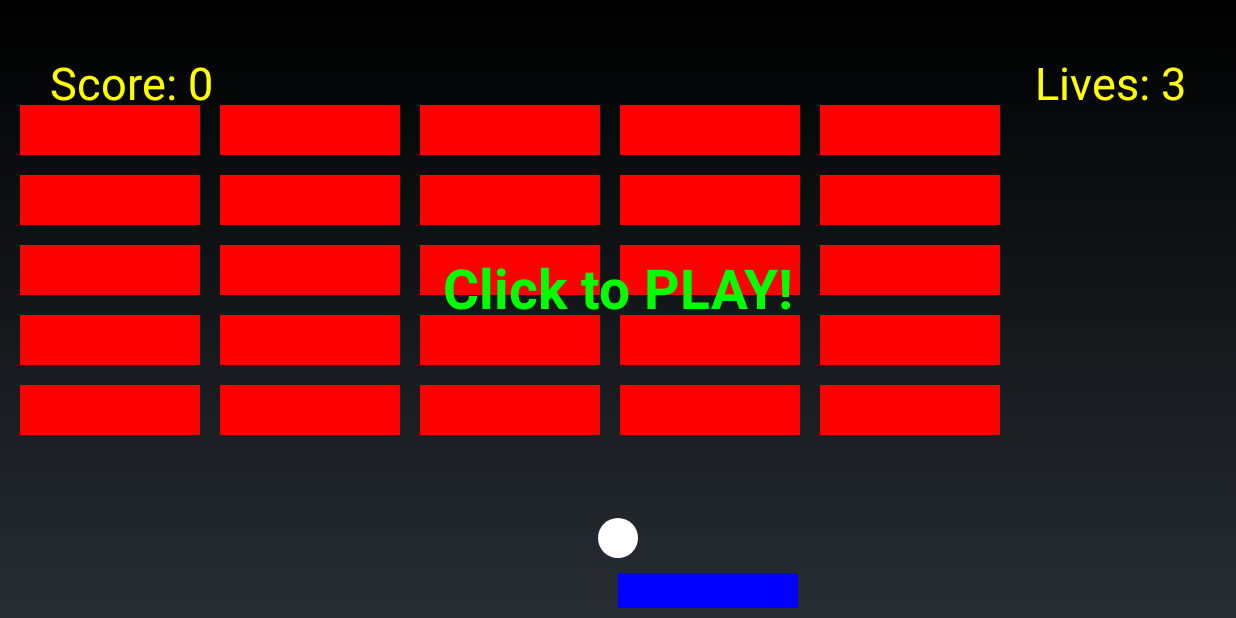
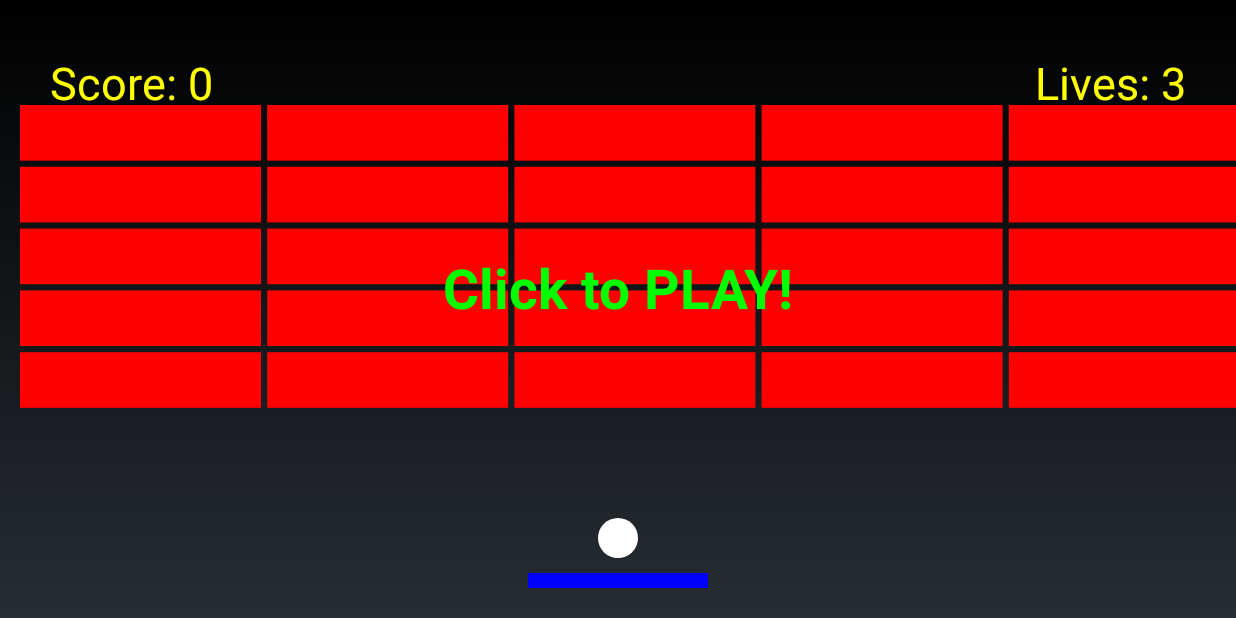
Before and after one commit to AlonSchwartz/Arkanoid, an Android app: the screen it shows after launch (MainActivity), on a phone screen of 824 x 412 dp (held sideways). Run offline under Robolectric (Android 15) with nearby library versions, the light colour scheme and no system bars.

Commit message:
brick size

```diff
--- a/app/src/main/java/com/elchananalon/arkanoid/GameView.java
+++ b/app/src/main/java/com/elchananalon/arkanoid/GameView.java
@@ -36,8 +36,12 @@ public class GameView extends View {
         countScore = 0;
 
         initCanvas();
+        float padding = canvasWidth*((float) 5/1000);// 0.5% of screen width
+        float col = BrickCollection.getCOLS();
+        float row = BrickCollection.getROWS();
         // init brick collection
-        bricks = new BrickCollection(180,50,20,105, 20, Color.RED);
+        bricks = new BrickCollection((canvasWidth/col)-padding, ((canvasHeight/(float)2)/row) - padding,20,105, padding, Color.RED);
+
 
         // paint for info text
         penInfo = new Paint(Paint.ANTI_ALIAS_FLAG);
@@ -62,8 +66,8 @@ public class GameView extends View {
         movingBall.setDx(-7);
         movingBall.setDy(5);
         // Initialize paddle
-        paddle = new Paddle(180 ,40);
-        paddle.setXPosition(canvasWidth / 2.0f);
+        paddle = new Paddle(180 ,20);
+        paddle.setXPosition((canvasWidth / 2.0f)-(paddle.getWidth())/2);
         paddle.setYPosition(canvasHeight-45);
     }
 
@@ -91,7 +95,7 @@ public class GameView extends View {
 
                 // move the movingBall
                 movingBall.move(canvasWidth, canvasHeight);
-                // check collision
+                // check bricks and paddle collision with the ball
                 movingBall.collideWith(paddle);
                 for(int i =0 ; i<bricks.getBricks().size();i++){
                     if (movingBall.collideWith(bricks.getBricks().get(i))) {
@@ -99,18 +103,25 @@ public class GameView extends View {
                         movingBall.setDx(-movingBall.getDx());
                         movingBall.setDy(-movingBall.getDy());
                         bricks.remove(i);
-                        countScore += 5;
+                        if(countScore == 0)
+                            countScore += 5;
+                        else
+                            countScore*=5;
                     }
                 }
+                // paddle misses the ball
                 if(movingBall.getyPosition() > paddle.getYPosition() && !movingBall.collideWith(paddle)){
                     countLives--;
                     if(countLives == 0){
                         state = State.GAME_OVER;
                     }
-                    else{
+                    else{// restar paddle and ball
                         initCanvas();
                     }
                 }
+                ///all bricks removed
+                if(bricks.getBricks().size() == 0)
+                    state = State.GAME_OVER;
                 break;
 
             case GAME_OVER:
```
